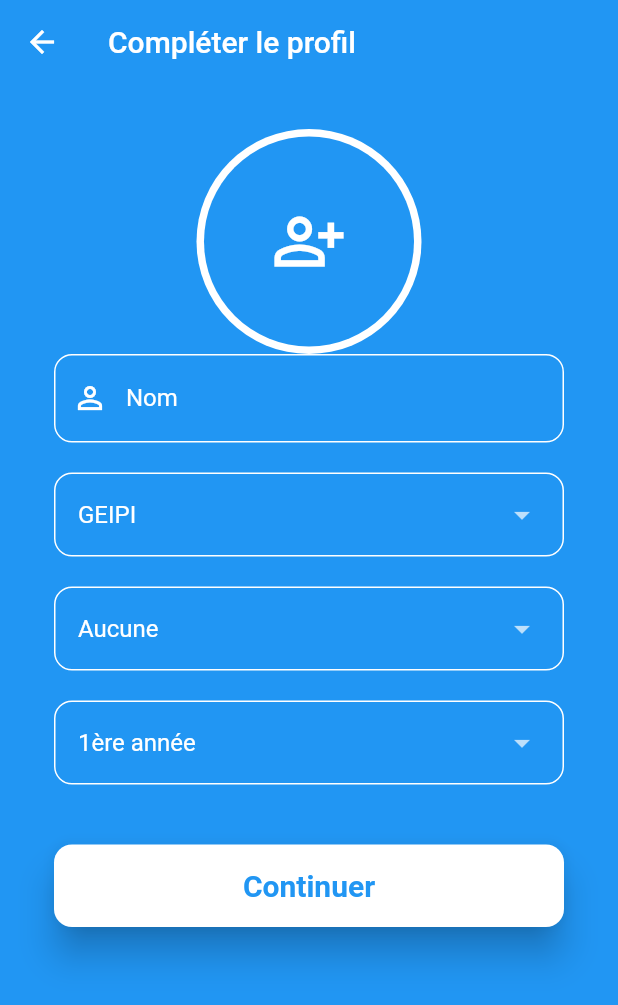
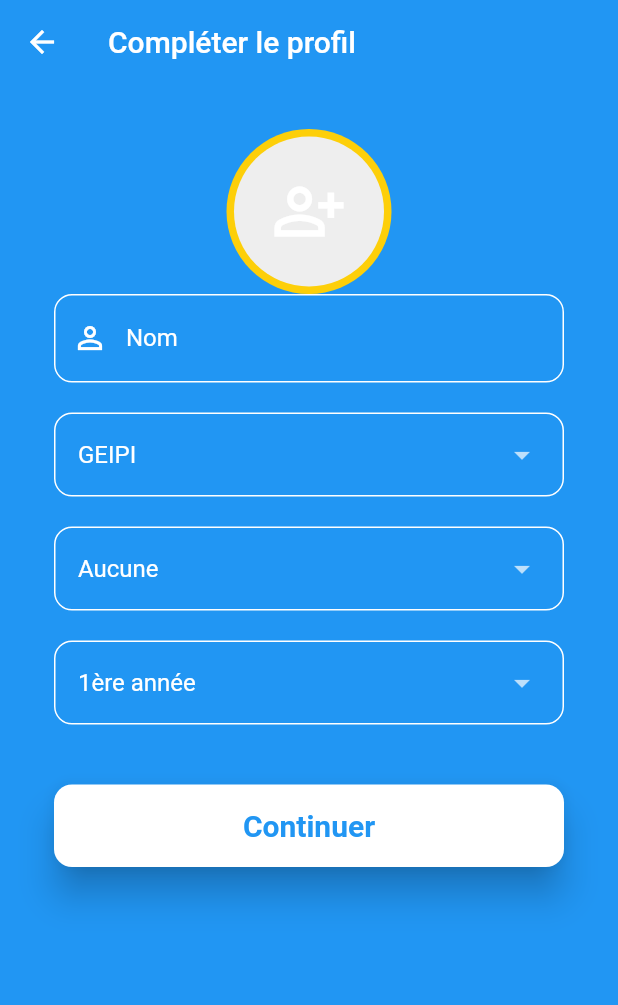
Before and after one commit to Federdispi/ESIASK, a Flutter app: the Complete screen opened directly, after a tap on the "person add alt" icon, on a phone screen of 412 x 824 dp. Shown: the top 1005 px of the screen. Run offline on Flutter 3.47's test engine with Material 2 defaults, Android fonts, the phone set to English and light mode, and no system bars; our stand-ins replace cloud_firestore, firebase_auth, firebase_core, firebase_storage, google_sign_in, image_picker; missing offline and left inert: flutter_facebook_auth, flutter_facebook_login; accounts and stored records are empty.

Commit message:
ADD IMAGE PICKER
file image is stored in storage in Users_Icons document, and his name is UID of user.

```diff
--- a/esiask/lib/controllers/firebase.dart
+++ b/esiask/lib/controllers/firebase.dart
@@ -1,15 +1,37 @@
+import 'dart:io';
+
 import 'package:cloud_firestore/cloud_firestore.dart';
 import 'package:firebase_auth/firebase_auth.dart';
 import 'package:cloud_firestore/cloud_firestore.dart';
 import 'package:firebase_core/firebase_core.dart';
+import 'package:firebase_storage/firebase_storage.dart';
+import 'package:path/path.dart';
 
 
 
-Future<void> userSetup(String username,String specialite,String yearvalue,String subject) async{
+Future<void> userSetup(String username,String specialite,String yearvalue,String subject,File imgFile) async{
+
+
+
+
+  //for User informations storage
   CollectionReference users = FirebaseFirestore.instance.collection('Users');
   FirebaseAuth auth = FirebaseAuth.instance;
   String uid = auth.currentUser!.uid.toString();
   String email = auth.currentUser!.email.toString();
+
+
+
+//for image storage
+String fileName = uid;
+FirebaseStorage storage = FirebaseStorage.instance;
+Reference ref = storage.ref().child('Users_Icons/$fileName' '.png');
+UploadTask uploadTask = ref.putFile(imgFile!);
+uploadTask.then((res) {
+   res.ref.getDownloadURL();
+});
+
+
 
   users.add({
     'username' : username,
--- a/esiask/lib/pages/auth/complete.dart
+++ b/esiask/lib/pages/auth/complete.dart
@@ -1,11 +1,18 @@
-
-
 import 'dart:io';
-
+import 'package:firebase_storage/firebase_storage.dart';
 import 'package:flutter/material.dart';
 import 'package:image_picker/image_picker.dart';
+import 'package:firebase_core/firebase_core.dart';
+import 'package:flutter/material.dart';
+import 'package:path/path.dart';
+
+import 'package:firebase_auth/firebase_auth.dart';
+import 'package:cloud_firestore/cloud_firestore.dart';
+import 'package:firebase_core/firebase_core.dart';
+import 'package:firebase_storage/firebase_storage.dart' as firebase_storage;
 
 import '../../controllers/firebase.dart';
+import '../application/application.dart';
 
 enum ImageSourceType { gallery, camera }
 
@@ -17,14 +24,18 @@ class Complete extends StatefulWidget {
 }
 
 class _CompleteState extends State<Complete> {
+   File? imageFile;
+ final ImagePicker _picker = ImagePicker();
+
   final TextEditingController nameController = TextEditingController();
 
   final subjects = <String>["GEIPI", "IT", "MDD", "Robotique"];
   String subjectValue = "GEIPI";
 
 
-late File imageFile;
 
+
+  firebase_storage.FirebaseStorage storage = firebase_storage.FirebaseStorage.instance;
 
 
   final years = <String>[
@@ -76,27 +87,35 @@ late File imageFile;
 
                 //faire get image local(gallerie de photo)
                 onTap: () {
-                  _getFromGallery();
+                  imgFromGallery();
                 },
-                 child: const CircleAvatar(
-                  radius: 75,
-                  backgroundColor: Colors.white,
+                  child: CircleAvatar(
+                radius: 55,
+                backgroundColor: const Color(0xffFDCF09),
+                child: imageFile != null
+                    ? ClipRRect(
+                        borderRadius: BorderRadius.circular(50),
+                        child: Image.file(
+                          imageFile!,
+                          width: 100,
+                          height: 100,
+                          fit: BoxFit.fitHeight,
+                        ),
+                      )
 
-
-                  //remplacer CircleAvatar par backgroundimage?
-                  child: CircleAvatar(
-                    radius: 70,
-                    backgroundColor: Colors.blue,
-                    child: Center(
-                      child: Icon(
-                        Icons.person_add_alt_outlined,
-                        size: 50,
+                :Container(
+                        decoration: BoxDecoration(
+                            color: Colors.grey[200],
+                            borderRadius: BorderRadius.circular(50)),
+                        width: 100,
+                        height: 100,
+                        child: const Icon(
+                          Icons.person_add_alt_outlined,
+                          size: 50,
                         color: Colors.white,
+                        ),
                       ),
-                    ),
-
-
-                ))),
+                )),
 
 
 
@@ -233,8 +252,13 @@ late File imageFile;
                 onPressed: () {
 
 
-                userSetup(nameController.text.trim(),specialityValue,yearValue,subjectValue);
+                userSetup(nameController.text.trim(),specialityValue,yearValue,subjectValue,imageFile!);
 
+                //pour l'instant aller dans application.dart,
+                //changer pour que SI UTILISATEUR CONNECTE AVEC GOOGLE OU FACEBOOK, PAS BESOIN DE VERIF AVEC EMAIL//
+
+                Navigator.of(context).push(MaterialPageRoute(
+                          builder: (context) => const Application()));
 
                 },
                 style: ElevatedButton.styleFrom(
@@ -262,18 +286,19 @@ late File imageFile;
 
 
 /// Get from gallery
-  _getFromGallery() async {
-    PickedFile? pickedFile = await ImagePicker().getImage(
-      source: ImageSource.gallery,
-      maxWidth: 1800,
-      maxHeight: 1800,
-    );
-    if (pickedFile != null) {
+  Future imgFromGallery() async {
+    final pickedFile = await _picker.pickImage(source: ImageSource.gallery);
 
+    setState(() {
+      if (pickedFile != null) {
         imageFile = File(pickedFile.path);
-
-    }
+      } else {
+        print('No image selected.');
+      }
+    });
   }
 
 
+
+
 }
--- a/esiask/pubspec.yaml
+++ b/esiask/pubspec.yaml
@@ -37,7 +37,6 @@ dependencies:
   # Use with the CupertinoIcons class for iOS style icons.
   image_picker: ^0.8.3
   cupertino_icons: ^1.0.2
-  firebase_core: ^2.2.0
   firebase_auth: ^4.1.3
   flutter_facebook_auth: ^5.0.6
   flutter_facebook_login: ^3.0.0
@@ -45,6 +44,8 @@ dependencies:
   provider: ^5.0.0
   http: any
   cloud_firestore: ^4.1.0
+  firebase_storage: ^11.0.6
+  path: ^1.8.2
 
 dev_dependencies:
   flutter_test:
```
Also changed, not shown: esiask/pubspec.lock, 1 other file.
